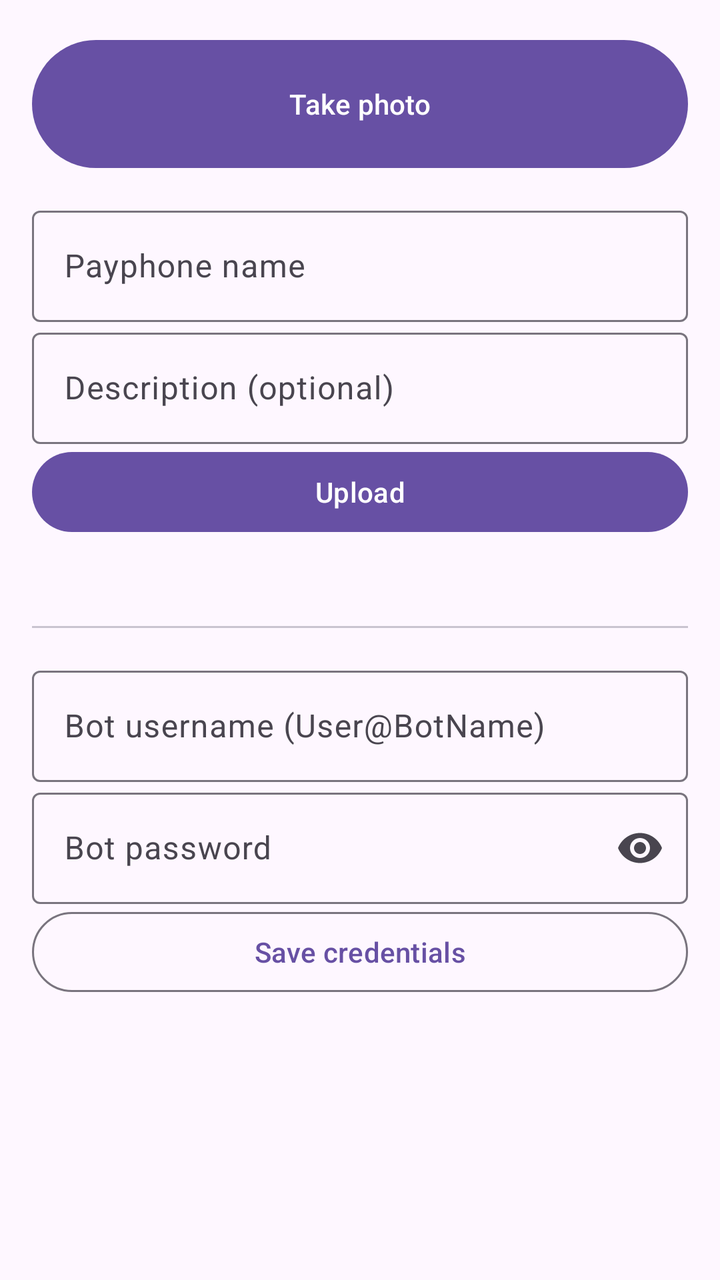
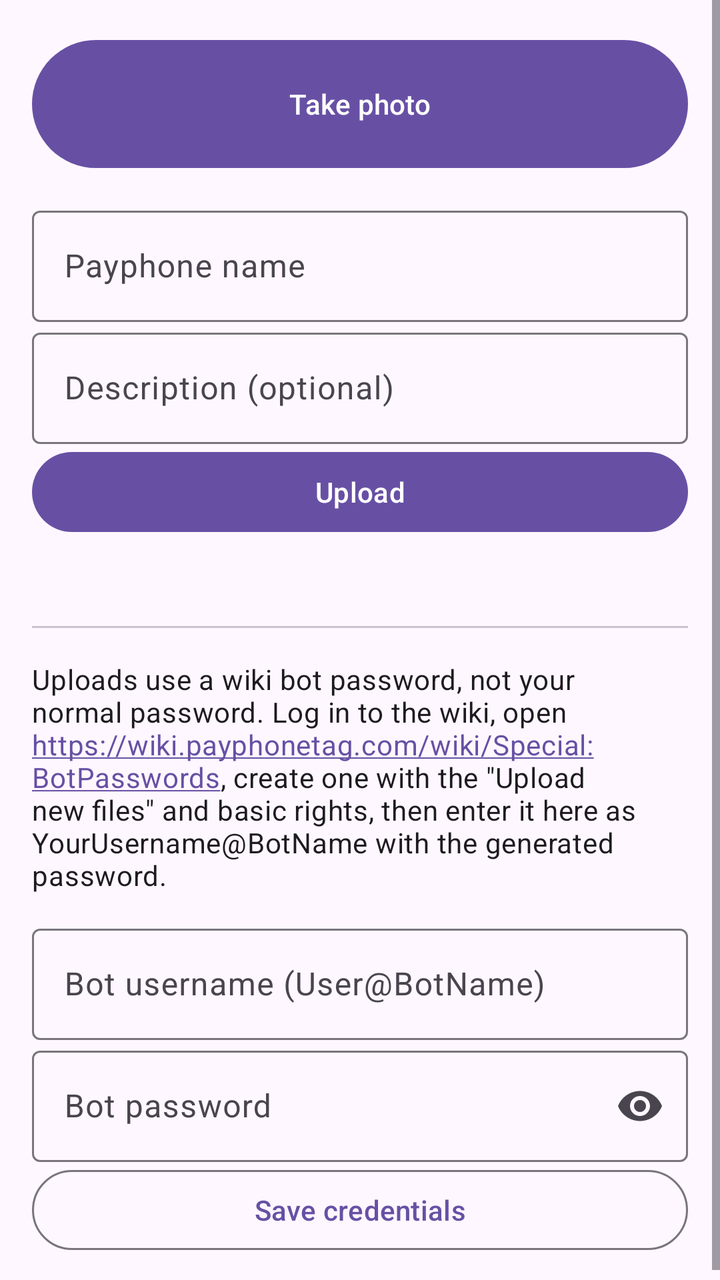

An Android layout rendered at two revisions. The XML below is the earlier revision; the diff shows what the commit changed to produce the second picture.
<!-- AndroidManifest.xml: application theme Theme.PayphoneTag -->
<!-- res/layout/activity_main.xml -->
<?xml version="1.0" encoding="utf-8"?>
<ScrollView xmlns:android="http://schemas.android.com/apk/res/android"
    xmlns:app="http://schemas.android.com/apk/res-auto"
    android:layout_width="match_parent"
    android:layout_height="match_parent"
    android:fitsSystemWindows="true">

    <LinearLayout
        android:layout_width="match_parent"
        android:layout_height="wrap_content"
        android:orientation="vertical"
        android:padding="16dp">

        <com.google.android.material.button.MaterialButton
            android:id="@+id/takePhoto"
            android:layout_width="match_parent"
            android:layout_height="72dp"
            android:text="@string/action_photo" />

        <ImageView
            android:id="@+id/preview"
            android:layout_width="match_parent"
            android:layout_height="240dp"
            android:layout_marginTop="12dp"
            android:contentDescription="@null"
            android:scaleType="centerInside"
            android:visibility="gone" />

        <com.google.android.material.textfield.TextInputLayout
            android:layout_width="match_parent"
            android:layout_height="wrap_content"
            android:layout_marginTop="12dp"
            android:hint="@string/hint_title">

            <com.google.android.material.textfield.TextInputEditText
                android:id="@+id/title"
                android:layout_width="match_parent"
                android:layout_height="wrap_content"
                android:inputType="textCapWords" />
        </com.google.android.material.textfield.TextInputLayout>

        <com.google.android.material.textfield.TextInputLayout
            android:layout_width="match_parent"
            android:layout_height="wrap_content"
            android:hint="@string/hint_description">

            <com.google.android.material.textfield.TextInputEditText
                android:id="@+id/description"
                android:layout_width="match_parent"
                android:layout_height="wrap_content"
                android:inputType="textMultiLine|textCapSentences" />
        </com.google.android.material.textfield.TextInputLayout>

        <com.google.android.material.button.MaterialButton
            android:id="@+id/upload"
            android:layout_width="match_parent"
            android:layout_height="wrap_content"
            android:text="@string/action_upload" />

        <TextView
            android:id="@+id/status"
            android:layout_width="match_parent"
            android:layout_height="wrap_content"
            android:layout_marginTop="8dp"
            android:textAppearance="?attr/textAppearanceBodyMedium" />

        <com.google.android.material.divider.MaterialDivider
            android:layout_width="match_parent"
            android:layout_height="wrap_content"
            android:layout_marginVertical="16dp" />

        <com.google.android.material.textfield.TextInputLayout
            android:layout_width="match_parent"
            android:layout_height="wrap_content"
            android:hint="@string/hint_username">

            <com.google.android.material.textfield.TextInputEditText
                android:id="@+id/username"
                android:layout_width="match_parent"
                android:layout_height="wrap_content"
                android:inputType="text" />
        </com.google.android.material.textfield.TextInputLayout>

        <com.google.android.material.textfield.TextInputLayout
            android:layout_width="match_parent"
            android:layout_height="wrap_content"
            android:hint="@string/hint_password"
            app:endIconMode="password_toggle">

            <com.google.android.material.textfield.TextInputEditText
                android:id="@+id/password"
                android:layout_width="match_parent"
                android:layout_height="wrap_content"
                android:inputType="textPassword" />
        </com.google.android.material.textfield.TextInputLayout>

        <com.google.android.material.button.MaterialButton
            android:id="@+id/saveCredentials"
            style="@style/Widget.Material3.Button.OutlinedButton"
            android:layout_width="match_parent"
            android:layout_height="wrap_content"
            android:text="@string/action_save" />
    </LinearLayout>
</ScrollView>
<!-- resources referenced by this layout -->
<resources>
  <string name="action_photo">Take photo</string>
  <string name="action_save">Save credentials</string>
  <string name="action_upload">Upload</string>
  <string name="hint_description">Description (optional)</string>
  <string name="hint_password">Bot password</string>
  <string name="hint_title">Payphone name</string>
  <string name="hint_username">Bot username (User@BotName)</string>
  <style name="Theme.PayphoneTag" parent="Theme.Material3.DayNight.NoActionBar" />
</resources>

<!-- the commit's change to res/layout/activity_main.xml (unified diff, before → after) -->
@@ -69,6 +69,14 @@
             android:layout_height="wrap_content"
             android:layout_marginVertical="16dp" />
 
+        <TextView
+            android:layout_width="match_parent"
+            android:layout_height="wrap_content"
+            android:layout_marginBottom="12dp"
+            android:autoLink="web"
+            android:text="@string/bot_password_help"
+            android:textAppearance="?attr/textAppearanceBodyMedium" />
+
         <com.google.android.material.textfield.TextInputLayout
             android:layout_width="match_parent"
             android:layout_height="wrap_content"
<!-- resource entries referenced after the edit -->
@@ -3,6 +3,7 @@
   <string name="action_photo">Take photo</string>
   <string name="action_save">Save credentials</string>
   <string name="action_upload">Upload</string>
+  <string name="bot_password_help">Uploads use a wiki bot password, not your normal password. Log in to the wiki, open https://wiki.payphonetag.com/wiki/Special:BotPasswords, create one with the \"Upload new files\" and basic rights, then enter it here as YourUsername@BotName with the generated password.</string>
   <string name="hint_description">Description (optional)</string>
   <string name="hint_password">Bot password</string>
   <string name="hint_title">Payphone name</string>
